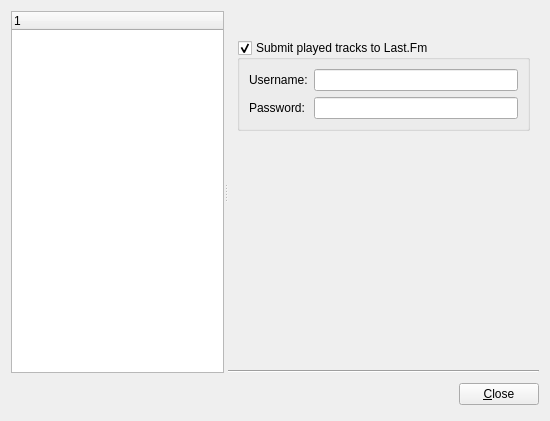
Qt form ui/preferencesdialog.ui (Voker57/qmpdclient) before a commit.
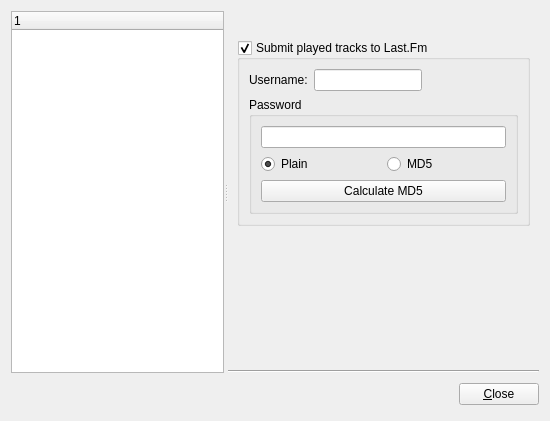
The same form after that commit.

Commit message: Added MD5 Last.Fm authentication

The edit to the form file:
```diff
--- a/ui/preferencesdialog.ui
+++ b/ui/preferencesdialog.ui
@@ -1621,8 +1621,10 @@
              <property name="checkable">
               <bool>true</bool>
              </property>
-             <layout class="QFormLayout" name="formLayout">
-              <item row="0" column="0">
+             <layout class="QVBoxLayout" name="verticalLayout_2">
+              <item>
+               <layout class="QHBoxLayout" name="horizontalLayout">
+                <item>
                <widget class="QLabel" name="label_10">
                 <property name="text">
                  <string>Username:</string>
@@ -1632,26 +1634,68 @@
                 </property>
                </widget>
               </item>
-              <item row="0" column="1">
+                <item>
                <widget class="QLineEdit" name="lastFmUsernameEdit"/>
               </item>
-              <item row="1" column="0">
-               <widget class="QLabel" name="label_11">
-                <property name="text">
-                 <string>Password:</string>
-                </property>
-                <property name="buddy">
-                 <cstring>lastFmPasswordEdit</cstring>
-                </property>
-               </widget>
-              </item>
-              <item row="1" column="1">
+                <item>
+                 <spacer name="horizontalSpacer">
+                  <property name="orientation">
+                   <enum>Qt::Horizontal</enum>
+                  </property>
+                  <property name="sizeHint" stdset="0">
+                   <size>
+                    <width>40</width>
+                    <height>20</height>
+                   </size>
+                  </property>
+                 </spacer>
+                </item>
+               </layout>
+              </item>
+              <item>
+               <widget class="QGroupBox" name="groupBox_7">
+                <property name="title">
+                 <string>Password</string>
+                </property>
+                <layout class="QVBoxLayout" name="verticalLayout_4">
+                 <item>
                <widget class="QLineEdit" name="lastFmPasswordEdit">
                 <property name="echoMode">
                  <enum>QLineEdit::Password</enum>
                 </property>
                </widget>
               </item>
+                 <item>
+                  <layout class="QHBoxLayout" name="horizontalLayout_2">
+                   <item>
+                    <widget class="QRadioButton" name="lastFmPlainPasswordRadio">
+                     <property name="checked">
+                      <bool>true</bool>
+                     </property>
+                     <property name="text">
+                      <string>Plain</string>
+                     </property>
+                    </widget>
+                   </item>
+                   <item>
+                    <widget class="QRadioButton" name="lastFmMd5PasswordRadio">
+                     <property name="text">
+                      <string>MD5</string>
+                     </property>
+                    </widget>
+                   </item>
+                  </layout>
+                 </item>
+                 <item>
+                  <widget class="QPushButton" name="pushButton">
+                   <property name="text">
+                    <string>Calculate MD5</string>
+                   </property>
+                  </widget>
+                 </item>
+                </layout>
+               </widget>
+              </item>
              </layout>
             </widget>
            </item>
```
Left out of the diff: 22 changed lines with no effect on the pictures. Lines whose indentation alone changed are shown as unchanged. The commit also changes 5 other files.
